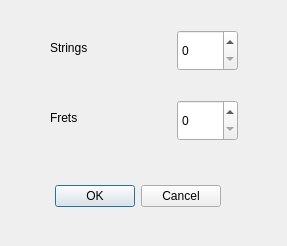
First picture: the form in settingsdlg.ui, repository sdutz/LazyTabs, before the edit.
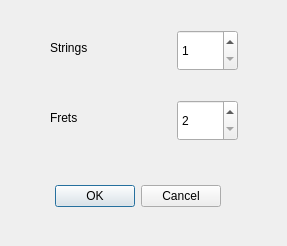
Second picture: the form after the edit. Icons and pictures are not drawn.

Patch:
```diff
--- a/settingsdlg.ui
+++ b/settingsdlg.ui
@@ -45,6 +45,9 @@
      <height>41</height>
     </rect>
    </property>
+   <property name="minimum">
+    <number>1</number>
+   </property>
   </widget>
   <widget class="QLabel" name="stringsl">
    <property name="geometry">
@@ -68,6 +71,9 @@
      <height>41</height>
     </rect>
    </property>
+   <property name="minimum">
+    <number>2</number>
+   </property>
   </widget>
   <widget class="QLabel" name="fretsl">
    <property name="geometry">
```
